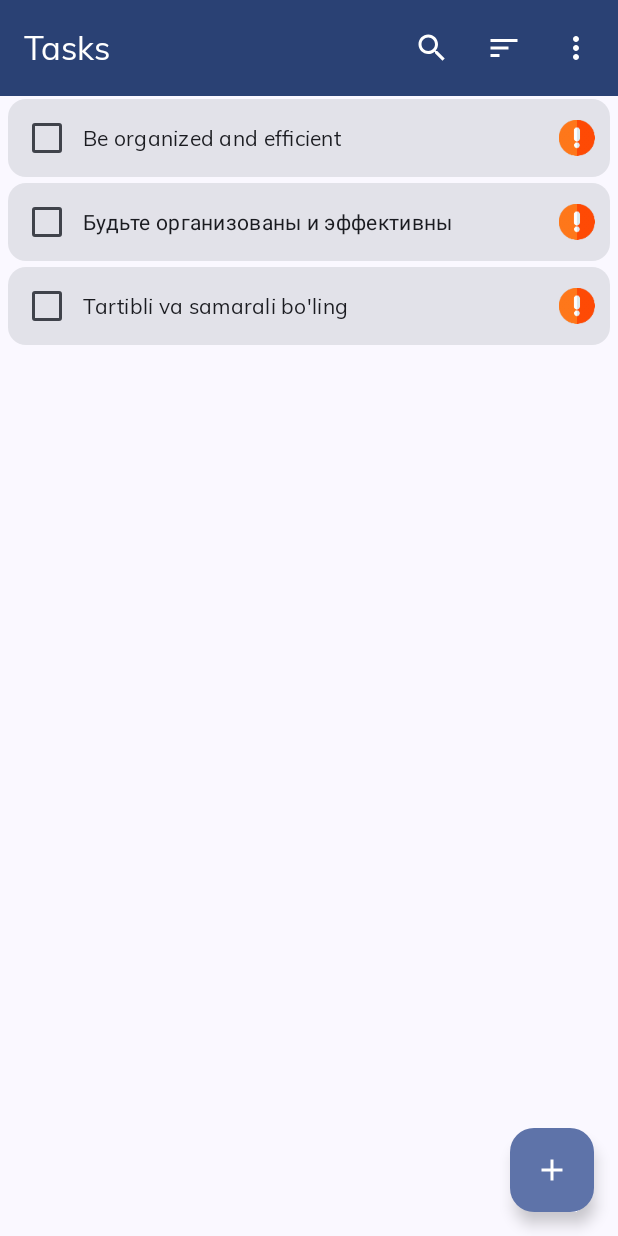
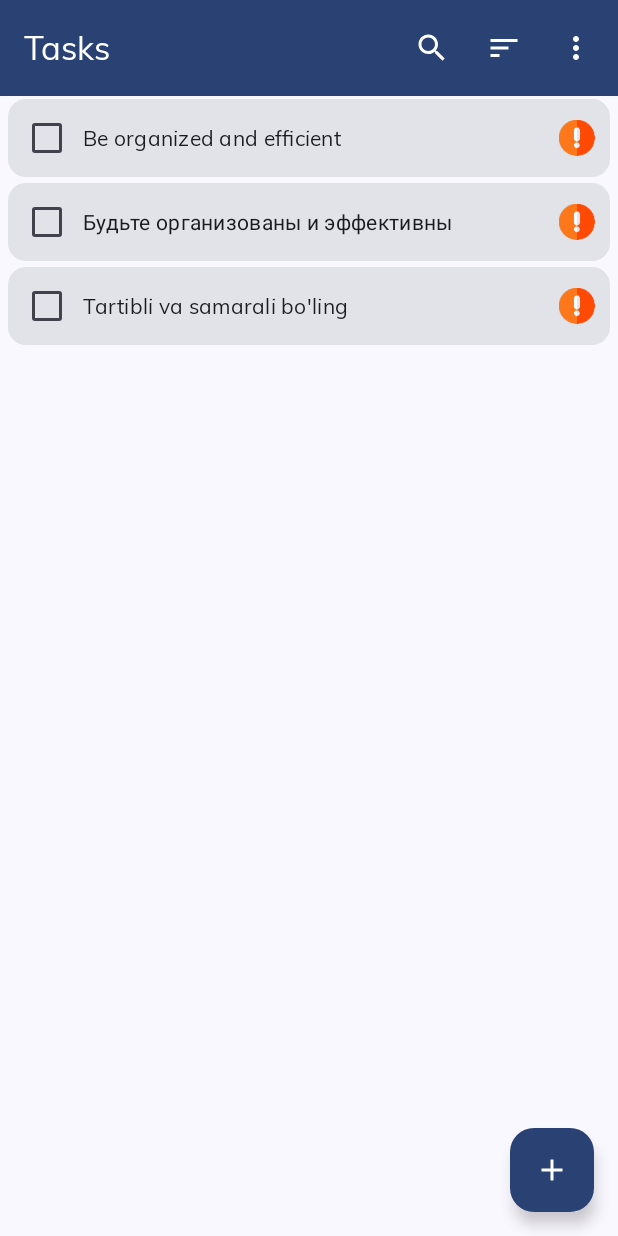
Before and after one commit to raheemadamboev/todo-app, an Android app built with Jetpack Compose: the composable TodoListScreen shown on its own in the app's theme, on a phone screen of 412 x 824 dp. Run offline under Robolectric (Android 15) with nearby library versions, the light colour scheme and no system bars; our stand-ins replace Dagger/Hilt's generated code, Room's generated code; libraries missing offline, so code that uses them is left out: com.ramcosta.composedestinations; 1 statement that could not run was skipped.

Commit message:
change colors of TodoFloatingActionButton.kt
Took 1 minute

```diff
--- a/app/src/main/java/xyz/teamgravity/todo/presentation/component/button/TodoFloatingActionButton.kt
+++ b/app/src/main/java/xyz/teamgravity/todo/presentation/component/button/TodoFloatingActionButton.kt
@@ -3,6 +3,7 @@ package xyz.teamgravity.todo.presentation.component.button
 import androidx.annotation.StringRes
 import androidx.compose.material3.FloatingActionButton
 import androidx.compose.material3.Icon
+import androidx.compose.material3.MaterialTheme
 import androidx.compose.runtime.Composable
 import androidx.compose.ui.graphics.vector.ImageVector
 import androidx.compose.ui.res.stringResource
@@ -13,7 +14,11 @@ fun TodoFloatingActionButton(
     icon: ImageVector,
     @StringRes contentDescription: Int
 ) {
-    FloatingActionButton(onClick = onClick) {
+    FloatingActionButton(
+        onClick = onClick,
+        containerColor = MaterialTheme.colorScheme.primary,
+        contentColor = MaterialTheme.colorScheme.onPrimary
+    ) {
         Icon(
             imageVector = icon,
             contentDescription = stringResource(id = contentDescription),
```
